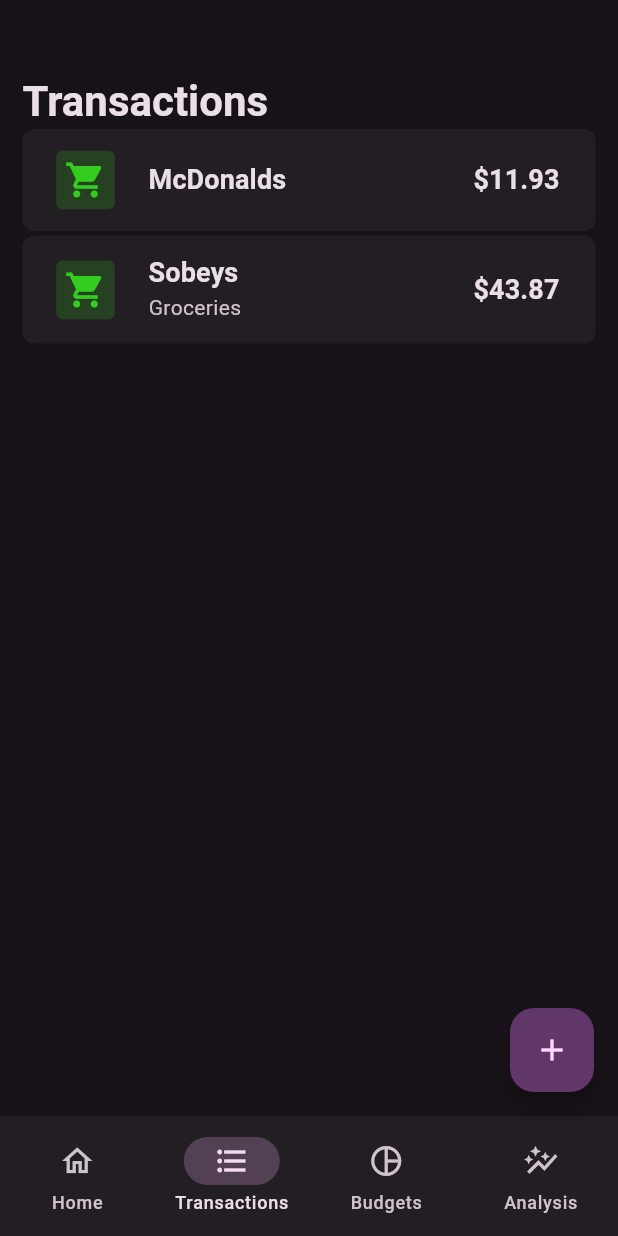
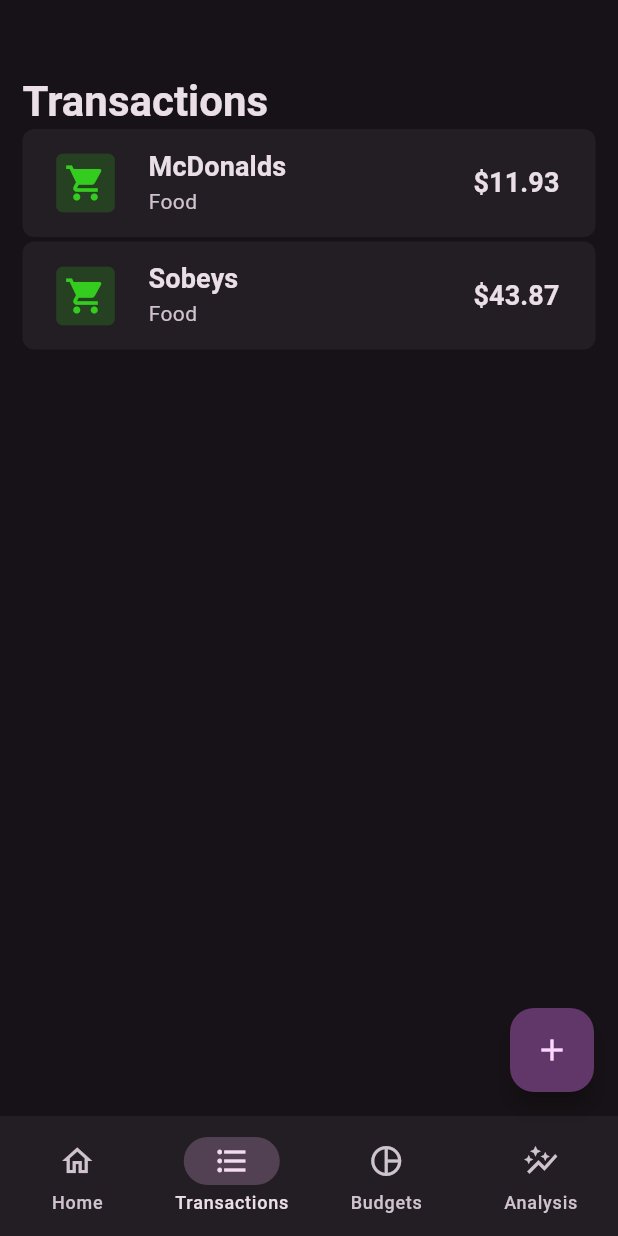
Before and after one commit to joshbacon/ymm, a Flutter app: the screen it shows after launch, item 2 of the bottom bar chosen, on a phone screen of 412 x 824 dp. Run offline on Flutter 3.47's test engine with Material 3 defaults, Android fonts, the light colour scheme and no system bars; our stand-ins replace flutter_colorpicker; missing offline and left inert: flutter_iconpicker; Roboto replaces fonts that are missing (dubai).

Commit message:
worked on transactions

```diff
--- a/lib/models/budgetmodel.dart
+++ b/lib/models/budgetmodel.dart
@@ -8,7 +8,7 @@
   bool _weekly;
 
   Budget(this._id, this._name, this._limit, this._categories, this._weekly);
-  Budget.empty() : _id = DateTime.now().toString(), _name = "New Budget", _limit = 0.0, _categories = [], _weekly = false;
+  Budget.empty() : _id = DateTime.now().toString(), _name = "", _limit = 0.0, _categories = [], _weekly = false;
 
   String get id => _id;
   String get name => _name;
--- a/lib/models/state.dart
+++ b/lib/models/state.dart
@@ -8,8 +8,8 @@
 
   /// Internal, private state of the cart.
   final List<Transaction> _transactions = [
-    Transaction(1, "McDonalds", DateTime.now(), 11.93, Category("1", "Food", Icon(Icons.local_grocery_store), const Color.fromARGB(255, 52, 204, 31)), null),
-    Transaction(2, "Sobeys", DateTime.now(), 43.87, Category("1", "Food", Icon(Icons.local_grocery_store), const Color.fromARGB(255, 52, 204, 31)), Subcategory()),
+    Transaction("1", "McDonalds", DateTime.now(), 11.93, Category("1", "Food", Icon(Icons.local_grocery_store), const Color.fromARGB(255, 52, 204, 31))),
+    Transaction("2", "Sobeys", DateTime.now(), 43.87, Category("1", "Food", Icon(Icons.local_grocery_store), const Color.fromARGB(255, 52, 204, 31))),
   ];
   final List<Budget> _budgets = [];
   final List<Category> _categories = [
@@ -91,17 +91,6 @@
   }
 }
 
-
-
-
-class Subcategory {
-  int id = -1;
-  String title = "Groceries";
-  int parent = -1;
-  Icon icon = Icon(Icons.block_flipped);
-  Color color = Color.fromARGB(255, 54, 54, 54);
-}
-
 class Settings {
   Color themeColor = Color.fromARGB(255, 192, 34, 231);
 }
--- a/lib/models/transactionmodel.dart
+++ b/lib/models/transactionmodel.dart
@@ -1,26 +1,27 @@
 import 'package:ymm/models/categorymodel.dart';
-import 'package:ymm/models/state.dart';
 
 class Transaction {
-  final int _id;
+  final String _id;
   String _name;
   DateTime _date;
   double _amount;
   Category? _category;
-  Subcategory? _subcategory;
 
-  Transaction(this._id, this._name, this._date, this._amount, this._category, this._subcategory);
+  Transaction(this._id, this._name, this._date, this._amount, this._category);
+  Transaction.empty() : _id = DateTime.now().toString(), _name = "", _date = DateTime.now(), _amount = 0.0, _category = null;
 
-  int get id => _id;
+  String get id => _id;
   String get name => _name;
   DateTime get date => _date;
   double get amount => _amount;
   Category? get category => _category;
-  Subcategory? get subcategory => _subcategory;
 
   void setName(String newValue) => _name = newValue;
   void setDate(DateTime newValue) => _date = newValue;
   void setAmount(double newValue) => _amount = newValue;
   void setCategory(Category newValue) => _category = newValue;
-  void setSubcategory(Subcategory newValue) => _subcategory = newValue;
+
+  Transaction copyWith({String? name, DateTime? date, double? amount, Category? category}) {
+    return Transaction(_id, name ?? _name, date ?? _date, amount ?? _amount, category ?? _category);
+  }
 }
--- a/lib/pages/budgetviewpage.dart
+++ b/lib/pages/budgetviewpage.dart
@@ -1,3 +1,5 @@
+import 'dart:async';
+
 import 'package:flutter/material.dart';
 import 'package:intl/intl.dart';
 import 'package:provider/provider.dart';
@@ -47,7 +49,7 @@
                   color: Theme.of(context).colorScheme.onPrimary,
                 ),
                 onPressed: () {
-                  showModalBottomSheet<Budget>(
+                  showModalBottomSheet<bool>(
                     context: context,
                     isScrollControlled: true,
                     builder: (BuildContext context) {
--- a/lib/pages/navpage.dart
+++ b/lib/pages/navpage.dart
@@ -1,4 +1,5 @@
 import 'package:flutter/material.dart';
+import 'package:ymm/models/transactionmodel.dart';
 import 'package:ymm/pages/analysispage.dart';
 import 'package:ymm/pages/budgetpage.dart';
 import 'package:ymm/pages/homepage.dart';
@@ -36,7 +37,7 @@
                 context: context,
                 isScrollControlled: true,
                 builder: (BuildContext context) {
-                  return NewTransactionPanel();
+                  return NewTransactionPanel(data: Transaction.empty(), isNew: true);
                 },
               );
             },
--- a/lib/widgets/categoryeditpanel.dart
+++ b/lib/widgets/categoryeditpanel.dart
@@ -1,8 +1,5 @@
 import 'package:flutter/material.dart';
 import 'package:flutter_iconpicker/Models/configuration.dart';
-import 'package:flutter_iconpicker/Models/icon_pack.dart';
-import 'package:flutter_iconpicker/Models/icon_picker_icon.dart';
-import 'package:flutter_iconpicker/flutter_iconpicker.dart' as FlutterIconPicker;
 import 'package:flutter_iconpicker/flutter_iconpicker.dart';
 import 'package:provider/provider.dart';
 import 'package:ymm/models/categorymodel.dart';
--- a/lib/widgets/translistitem.dart
+++ b/lib/widgets/translistitem.dart
@@ -1,5 +1,8 @@
 import 'package:flutter/material.dart';
+import 'package:provider/provider.dart';
+import 'package:ymm/models/state.dart';
 import 'package:ymm/models/transactionmodel.dart';
+import 'package:ymm/widgets/newtransactionpanel.dart';
 
 class TransactionListItem extends StatelessWidget {
   final Transaction data;
@@ -8,7 +11,18 @@
 
   @override
   Widget build(BuildContext context) {
-    return ListTile(
+    return Consumer<AppState>(
+      builder: (context, appState, child) => GestureDetector(
+        onTap: () {
+          showModalBottomSheet<void>(
+            context: context,
+            isScrollControlled: true,
+            builder: (BuildContext context) {
+              return NewTransactionPanel(data: data, isNew: false);
+            },
+          );
+        },
+        child: ListTile(
           tileColor: Theme.of(context).colorScheme.surfaceContainer,
           shape: RoundedRectangleBorder(
             borderRadius: BorderRadius.circular(8.0)
@@ -29,20 +43,22 @@
             ],
           ),
           title: Padding(
-        padding: EdgeInsets.symmetric(vertical: data.subcategory == null ? 13.0 : 0.0),
+            padding: EdgeInsets.symmetric(vertical: data.category == null ? 13.0 : 0.0),
             child: Text(
               data.name,
               style: Theme.of(context).textTheme.titleSmall,
             ),
           ),
-      subtitle: data.subcategory != null ?
+          subtitle: data.category != null ?
             Text(
-          data.subcategory?.title ?? "",
+              data.category?.title ?? "",
             ) : null,
           trailing: Text(
             "\$${data.amount.toStringAsFixed(2)}",
             style: Theme.of(context).textTheme.titleSmall,
           ),
+        ),
+      ),
     );
   }
 }
```
Also changed, not shown: lib/widgets/budgetcard.dart (+7 -3 lines), lib/widgets/budgeteditpanel.dart (+1 -6 lines), lib/widgets/newtransactionpanel.dart (+40 -14 lines). Lines whose indentation alone changed are shown as unchanged.
